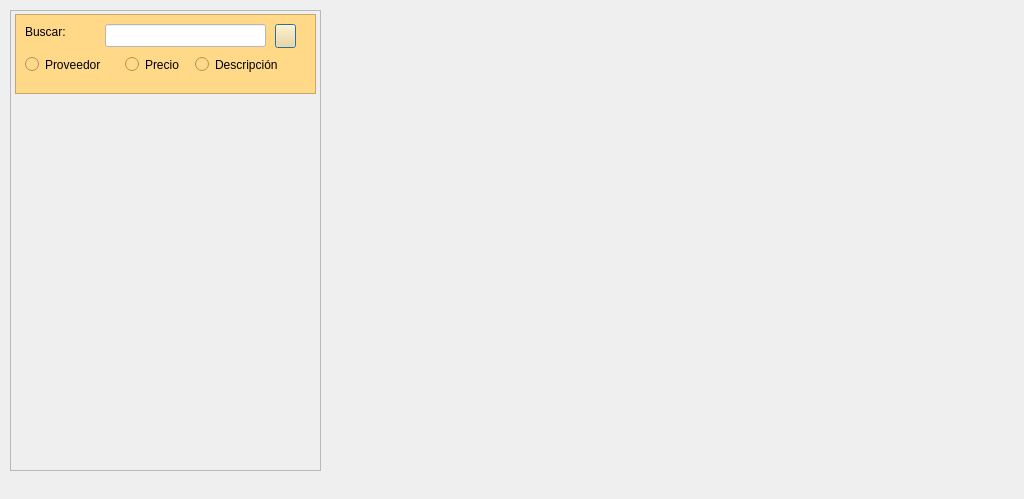
Old version of the form frmarticulos.ui in the repository arcnexus/RedFoX.
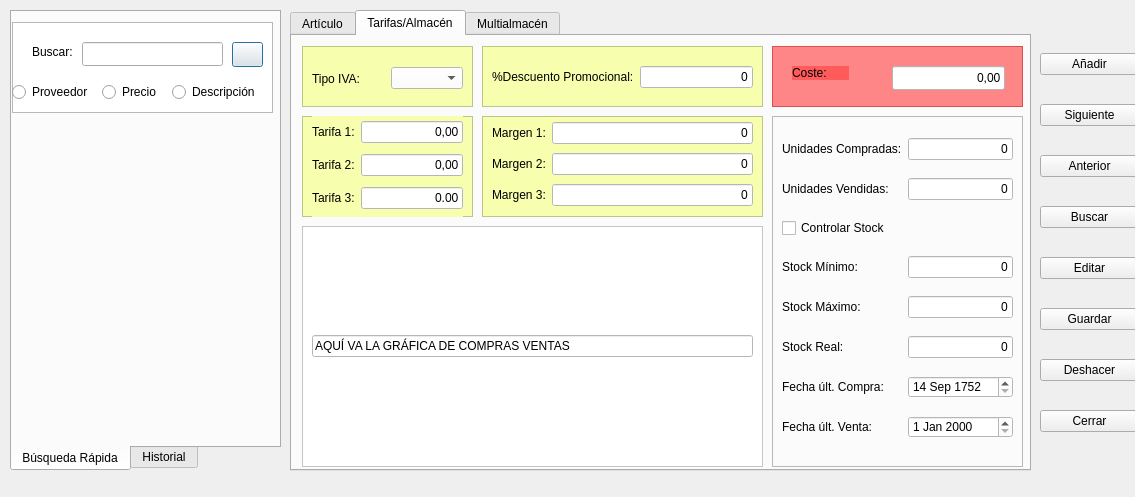
New version of the form. Icons and pictures are not drawn.

The edit to the form file:
```diff
--- a/frmarticulos.ui
+++ b/frmarticulos.ui
@@ -6,115 +6,89 @@
    <rect>
     <x>0</x>
     <y>0</y>
-    <width>1024</width>
-    <height>499</height>
+    <width>1135</width>
+    <height>497</height>
    </rect>
   </property>
   <property name="windowTitle">
-   <string>Dialog</string>
+   <string>Gestión de Artículos</string>
   </property>
-  <widget class="QFrame" name="frame">
+  <widget class="QTabWidget" name="tabWidget">
    <property name="geometry">
     <rect>
      <x>10</x>
      <y>10</y>
-     <width>311</width>
+     <width>271</width>
      <height>461</height>
     </rect>
    </property>
-   <property name="frameShape">
-    <enum>QFrame::StyledPanel</enum>
+   <property name="tabPosition">
+    <enum>QTabWidget::South</enum>
    </property>
-   <property name="frameShadow">
-    <enum>QFrame::Raised</enum>
+   <property name="currentIndex">
+    <number>0</number>
    </property>
-   <widget class="QFrame" name="frame_2">
-    <property name="geometry">
-     <rect>
-      <x>5</x>
-      <y>4</y>
-      <width>301</width>
-      <height>80</height>
-     </rect>
-    </property>
-    <property name="autoFillBackground">
-     <bool>true</bool>
-    </property>
-    <property name="styleSheet">
-     <string notr="true">background-color: rgb(255, 216, 136);</string>
-    </property>
-    <property name="frameShape">
-     <enum>QFrame::StyledPanel</enum>
-    </property>
-    <property name="frameShadow">
-     <enum>QFrame::Raised</enum>
-    </property>
-    <widget class="QLineEdit" name="lineEdit">
+   <widget class="QWidget" name="tab">
+    <attribute name="icon">
+     <iconset resource="terra.qrc">
+      <normaloff>:/Icons/PNG/search.png</normaloff>:/Icons/PNG/search.png</iconset>
+    </attribute>
+    <attribute name="title">
+     <string>Búsqueda Rápida</string>
+    </attribute>
+    <widget class="QTextEdit" name="textEdit">
      <property name="geometry">
       <rect>
-       <x>90</x>
+       <x>0</x>
        <y>10</y>
-       <width>161</width>
-       <height>23</height>
+       <width>261</width>
+       <height>91</height>
       </rect>
-     </property>
-     <property name="autoFillBackground">
-      <bool>false</bool>
-     </property>
-     <property name="styleSheet">
-      <string notr="true">background-color: rgb(255, 255, 255);</string>
-     </property>
-    </widget>
-    <widget class="QLabel" name="label">
-     <property name="geometry">
-      <rect>
-       <x>10</x>
-       <y>10</y>
-       <width>54</width>
-       <height>15</height>
-      </rect>
-     </property>
-     <property name="text">
-      <string>Buscar:</string>
-     </property>
-    </widget>
-    <widget class="QPushButton" name="pushButton">
-     <property name="geometry">
-      <rect>
-       <x>260</x>
-       <y>10</y>
-       <width>21</width>
-       <height>24</height>
-      </rect>
-     </property>
-     <property name="text">
-      <string/>
-     </property>
-     <property name="icon">
-      <iconset resource="terra.qrc">
-       <normaloff>:/Icons/PNG/search.png</normaloff>:/Icons/PNG/search.png</iconset>
      </property>
     </widget>
     <widget class="QRadioButton" name="radioButton">
      <property name="geometry">
       <rect>
-       <x>10</x>
-       <y>40</y>
-       <width>95</width>
-       <height>21</height>
+       <x>0</x>
+       <y>70</y>
+       <width>100</width>
+       <height>20</height>
       </rect>
      </property>
      <property name="text">
       <string>Proveedor</string>
      </property>
     </widget>
+    <widget class="QLabel" name="label">
+     <property name="geometry">
+      <rect>
+       <x>20</x>
+       <y>30</y>
+       <width>51</width>
+       <height>20</height>
+      </rect>
+     </property>
+     <property name="text">
+      <string>Buscar:</string>
+     </property>
+    </widget>
+    <widget class="QLineEdit" name="lineEdit">
+     <property name="geometry">
+      <rect>
+       <x>70</x>
+       <y>30</y>
+       <width>141</width>
+       <height>24</height>
+      </rect>
+     </property>
+    </widget>
     <widget class="QRadioButton" name="radioButton_2">
      <property name="geometry">
       <rect>
-       <x>110</x>
-       <y>40</y>
-       <width>95</width>
-       <height>21</height>
+       <x>90</x>
+       <y>70</y>
+       <width>100</width>
+       <height>20</height>
       </rect>
      </property>
      <property name="text">
@@ -124,17 +98,1194 @@
     <widget class="QRadioButton" name="radioButton_3">
      <property name="geometry">
       <rect>
-       <x>180</x>
-       <y>40</y>
-       <width>95</width>
-       <height>21</height>
+       <x>160</x>
+       <y>70</y>
+       <width>100</width>
+       <height>20</height>
       </rect>
      </property>
      <property name="text">
       <string>Descripción</string>
      </property>
     </widget>
+    <widget class="QPushButton" name="pushButton">
+     <property name="geometry">
+      <rect>
+       <x>220</x>
+       <y>30</y>
+       <width>31</width>
+       <height>25</height>
+      </rect>
+     </property>
+     <property name="icon">
+      <iconset resource="terra.qrc">
+       <normaloff>:/Icons/PNG/search.png</normaloff>:/Icons/PNG/search.png</iconset>
+     </property>
+    </widget>
    </widget>
+   <widget class="QWidget" name="tab_2">
+    <attribute name="title">
+     <string>Historial</string>
+    </attribute>
+   </widget>
+  </widget>
+  <widget class="QTabWidget" name="tabWidget_2">
+   <property name="geometry">
+    <rect>
+     <x>290</x>
+     <y>10</y>
+     <width>741</width>
+     <height>461</height>
+    </rect>
+   </property>
+   <property name="currentIndex">
+    <number>1</number>
+   </property>
+   <widget class="QWidget" name="tab_3">
+    <attribute name="title">
+     <string>Artículo</string>
+    </attribute>
+    <widget class="QLabel" name="label_2">
+     <property name="geometry">
+      <rect>
+       <x>0</x>
+       <y>0</y>
+       <width>51</width>
+       <height>16</height>
+      </rect>
+     </property>
+     <property name="text">
+      <string>Código:</string>
+     </property>
+    </widget>
+    <widget class="QLineEdit" name="lineEdit_2">
+     <property name="geometry">
+      <rect>
+       <x>50</x>
+       <y>0</y>
+       <width>151</width>
+       <height>24</height>
+      </rect>
+     </property>
+    </widget>
+    <widget class="QLineEdit" name="lineEdit_3">
+     <property name="geometry">
+      <rect>
+       <x>300</x>
+       <y>0</y>
+       <width>131</width>
+       <height>24</height>
+      </rect>
+     </property>
+    </widget>
+    <widget class="QLabel" name="label_3">
+     <property name="geometry">
+      <rect>
+       <x>210</x>
+       <y>0</y>
+       <width>81</width>
+       <height>20</height>
+      </rect>
+     </property>
+     <property name="text">
+      <string>Código EAN:</string>
+     </property>
+    </widget>
+    <widget class="QLabel" name="label_4">
+     <property name="geometry">
+      <rect>
+       <x>430</x>
+       <y>0</y>
+       <width>141</width>
+       <height>16</height>
+      </rect>
+     </property>
+     <property name="text">
+      <string>Código en Proveedor:</string>
+     </property>
+    </widget>
+    <widget class="QLineEdit" name="lineEdit_4">
+     <property name="geometry">
+      <rect>
+       <x>570</x>
+       <y>0</y>
+       <width>121</width>
+       <height>24</height>
+      </rect>
+     </property>
+     <property name="text">
+      <string>0</string>
+     </property>
+     <property name="alignment">
+      <set>Qt::AlignRight|Qt::AlignTrailing|Qt::AlignVCenter</set>
+     </property>
+    </widget>
+    <widget class="QLabel" name="label_5">
+     <property name="geometry">
+      <rect>
+       <x>560</x>
+       <y>120</y>
+       <width>131</width>
+       <height>111</height>
+      </rect>
+     </property>
+     <property name="text">
+      <string/>
+     </property>
+     <property name="pixmap">
+      <pixmap resource="terra.qrc">:/Icons/PNG/paquete.png</pixmap>
+     </property>
+    </widget>
+    <widget class="QLabel" name="label_6">
+     <property name="geometry">
+      <rect>
+       <x>0</x>
+       <y>30</y>
+       <width>81</width>
+       <height>16</height>
+      </rect>
+     </property>
+     <property name="text">
+      <string>Descripción:</string>
+     </property>
+    </widget>
+    <widget class="QLineEdit" name="lineEdit_5">
+     <property name="geometry">
+      <rect>
+       <x>160</x>
+       <y>30</y>
+       <width>531</width>
+       <height>24</height>
+      </rect>
+     </property>
+    </widget>
+    <widget class="QLabel" name="label_7">
+     <property name="geometry">
+      <rect>
+       <x>0</x>
+       <y>60</y>
+       <width>151</width>
+       <height>16</height>
+      </rect>
+     </property>
+     <property name="text">
+      <string>Descripción Resumida:</string>
+     </property>
+    </widget>
+    <widget class="QLabel" name="label_8">
+     <property name="geometry">
+      <rect>
+       <x>0</x>
+       <y>90</y>
+       <width>131</width>
+       <height>16</height>
+      </rect>
+     </property>
+     <property name="text">
+      <string>Proveedor Habitual:</string>
+     </property>
+    </widget>
+    <widget class="QLineEdit" name="lineEdit_6">
+     <property name="geometry">
+      <rect>
+       <x>160</x>
+       <y>60</y>
+       <width>531</width>
+       <height>24</height>
+      </rect>
+     </property>
+    </widget>
+    <widget class="QLineEdit" name="lineEdit_7">
+     <property name="geometry">
+      <rect>
+       <x>160</x>
+       <y>90</y>
+       <width>531</width>
+       <height>24</height>
+      </rect>
+     </property>
+    </widget>
+    <widget class="QFrame" name="frame">
+     <property name="geometry">
+      <rect>
+       <x>10</x>
+       <y>120</y>
+       <width>421</width>
+       <height>111</height>
+      </rect>
+     </property>
+     <property name="styleSheet">
+      <string notr="true">background-color: rgb(181, 181, 0);</string>
+     </property>
+     <property name="frameShape">
+      <enum>QFrame::StyledPanel</enum>
+     </property>
+     <property name="frameShadow">
+      <enum>QFrame::Raised</enum>
+     </property>
+     <widget class="QLabel" name="label_9">
+      <property name="geometry">
+       <rect>
+        <x>10</x>
+        <y>10</y>
+        <width>57</width>
+        <height>14</height>
+       </rect>
+      </property>
+      <property name="text">
+       <string>Sección:</string>
+      </property>
+     </widget>
+     <widget class="QLabel" name="label_10">
+      <property name="geometry">
+       <rect>
+        <x>10</x>
+        <y>40</y>
+        <width>57</width>
+        <height>14</height>
+       </rect>
+      </property>
+      <property name="text">
+       <string>Familia:</string>
+      </property>
+     </widget>
+     <widget class="QLabel" name="label_11">
+      <property name="geometry">
+       <rect>
+        <x>10</x>
+        <y>70</y>
+        <width>71</width>
+        <height>16</height>
+       </rect>
+      </property>
+      <property name="text">
+       <string>Subfamilia:</string>
+      </property>
+     </widget>
+     <widget class="QLineEdit" name="lineEdit_8">
+      <property name="geometry">
+       <rect>
+        <x>90</x>
+        <y>10</y>
+        <width>41</width>
+        <height>24</height>
+       </rect>
+      </property>
+      <property name="styleSheet">
+       <string notr="true">background-color: rgb(255, 255, 255);</string>
+      </property>
+      <property name="text">
+       <string/>
+      </property>
+     </widget>
+     <widget class="QLineEdit" name="lineEdit_10">
+      <property name="geometry">
+       <rect>
+        <x>90</x>
+        <y>70</y>
+        <width>41</width>
+        <height>24</height>
+       </rect>
+      </property>
+      <property name="styleSheet">
+       <string notr="true">background-color: rgb(255, 255, 255);</string>
+      </property>
+     </widget>
+     <widget class="QLineEdit" name="lineEdit_9">
+      <property name="geometry">
+       <rect>
+        <x>90</x>
+        <y>40</y>
+        <width>41</width>
+        <height>24</height>
+       </rect>
+      </property>
+      <property name="styleSheet">
+       <string notr="true">background-color: rgb(255, 255, 255);</string>
+      </property>
+     </widget>
+     <widget class="QLineEdit" name="lineEdit_11">
+      <property name="geometry">
+       <rect>
+        <x>140</x>
+        <y>10</y>
+        <width>271</width>
+        <height>24</height>
+       </rect>
+      </property>
+      <property name="styleSheet">
+       <string notr="true">background-color: rgb(255, 255, 255);</string>
+      </property>
+     </widget>
+     <widget class="QLineEdit" name="lineEdit_12">
+      <property name="geometry">
+       <rect>
+        <x>140</x>
+        <y>40</y>
+        <width>271</width>
+        <height>24</height>
+       </rect>
+      </property>
+      <property name="styleSheet">
+       <string notr="true">background-color: rgb(255, 255, 255);</string>
+      </property>
+     </widget>
+     <widget class="QLineEdit" name="lineEdit_13">
+      <property name="geometry">
+       <rect>
+        <x>140</x>
+        <y>70</y>
+        <width>271</width>
+        <height>24</height>
+       </rect>
+      </property>
+      <property name="styleSheet">
+       <string notr="true">background-color: rgb(255, 255, 255);</string>
+      </property>
+     </widget>
+    </widget>
+    <widget class="QFrame" name="frame_2">
+     <property name="geometry">
+      <rect>
+       <x>440</x>
+       <y>120</y>
+       <width>121</width>
+       <height>111</height>
+      </rect>
+     </property>
+     <property name="styleSheet">
+      <string notr="true">background-color: rgb(170, 170, 0);</string>
+     </property>
+     <property name="frameShape">
+      <enum>QFrame::StyledPanel</enum>
+     </property>
+     <property name="frameShadow">
+      <enum>QFrame::Raised</enum>
+     </property>
+     <widget class="QLabel" name="label_12">
+      <property name="geometry">
+       <rect>
+        <x>10</x>
+        <y>30</y>
+        <width>31</width>
+        <height>16</height>
+       </rect>
+      </property>
+      <property name="text">
+       <string>PVP:</string>
+      </property>
+     </widget>
+     <widget class="QLabel" name="label_13">
+      <property name="geometry">
+       <rect>
+        <x>10</x>
+        <y>60</y>
+        <width>41</width>
+        <height>16</height>
+       </rect>
+      </property>
+      <property name="text">
+       <string>Stock:</string>
+      </property>
+     </widget>
+     <widget class="QLineEdit" name="lineEdit_14">
+      <property name="geometry">
+       <rect>
+        <x>40</x>
+        <y>20</y>
+        <width>71</width>
+        <height>24</height>
+       </rect>
+      </property>
+      <property name="styleSheet">
+       <string notr="true">background-color: rgb(255, 255, 255);</string>
+      </property>
+     </widget>
+     <widget class="QLineEdit" name="lineEdit_15">
+      <property name="geometry">
+       <rect>
+        <x>50</x>
+        <y>50</y>
+        <width>61</width>
+        <height>24</height>
+       </rect>
+      </property>
+      <property name="styleSheet">
+       <string notr="true">background-color: rgb(170, 170, 0);
+background-color: rgb(255, 255, 255);</string>
+      </property>
+     </widget>
+    </widget>
+    <widget class="QLabel" name="label_14">
+     <property name="geometry">
+      <rect>
+       <x>570</x>
+       <y>240</y>
+       <width>121</width>
+       <height>20</height>
+      </rect>
+     </property>
+     <property name="styleSheet">
+      <string notr="true">background-color: rgb(170, 170, 0);</string>
+     </property>
+     <property name="text">
+      <string>Cambiar Imagen,..,,</string>
+     </property>
+    </widget>
+    <widget class="QComboBox" name="comboBox">
+     <property name="geometry">
+      <rect>
+       <x>74</x>
+       <y>250</y>
+       <width>121</width>
+       <height>24</height>
+      </rect>
+     </property>
+    </widget>
+    <widget class="QComboBox" name="comboBox_2">
+     <property name="geometry">
+      <rect>
+       <x>74</x>
+       <y>280</y>
+       <width>121</width>
+       <height>24</height>
+      </rect>
+     </property>
+    </widget>
+    <widget class="QComboBox" name="comboBox_3">
+     <property name="geometry">
+      <rect>
+       <x>74</x>
+       <y>310</y>
+       <width>121</width>
+       <height>24</height>
+      </rect>
+     </property>
+    </widget>
+    <widget class="QLabel" name="label_15">
+     <property name="geometry">
+      <rect>
+       <x>10</x>
+       <y>250</y>
+       <width>57</width>
+       <height>14</height>
+      </rect>
+     </property>
+     <property name="text">
+      <string>Modelo:</string>
+     </property>
+    </widget>
+    <widget class="QLabel" name="label_16">
+     <property name="geometry">
+      <rect>
+       <x>10</x>
+       <y>280</y>
+       <width>57</width>
+       <height>14</height>
+      </rect>
+     </property>
+     <property name="text">
+      <string>Talla:</string>
+     </property>
+    </widget>
+    <widget class="QLabel" name="label_17">
+     <property name="geometry">
+      <rect>
+       <x>10</x>
+       <y>310</y>
+       <width>57</width>
+       <height>14</height>
+      </rect>
+     </property>
+     <property name="text">
+      <string>Color:</string>
+     </property>
+    </widget>
+    <widget class="QTextEdit" name="textEdit_2">
+     <property name="geometry">
+      <rect>
+       <x>200</x>
+       <y>240</y>
+       <width>361</width>
+       <height>191</height>
+      </rect>
+     </property>
+    </widget>
+    <widget class="QLabel" name="label_18">
+     <property name="geometry">
+      <rect>
+       <x>210</x>
+       <y>250</y>
+       <width>91</width>
+       <height>16</height>
+      </rect>
+     </property>
+     <property name="text">
+      <string>Comentarios:</string>
+     </property>
+    </widget>
+    <widget class="QTextEdit" name="textEdit_3">
+     <property name="geometry">
+      <rect>
+       <x>210</x>
+       <y>270</y>
+       <width>341</width>
+       <height>151</height>
+      </rect>
+     </property>
+    </widget>
+   </widget>
+   <widget class="QWidget" name="tab_4">
+    <attribute name="title">
+     <string>Tarifas/Almacén</string>
+    </attribute>
+    <widget class="QFrame" name="frame_3">
+     <property name="geometry">
+      <rect>
+       <x>10</x>
+       <y>10</y>
+       <width>171</width>
+       <height>61</height>
+      </rect>
+     </property>
+     <property name="styleSheet">
+      <string notr="true">background-color: rgb(247, 255, 175);</string>
+     </property>
+     <property name="frameShape">
+      <enum>QFrame::StyledPanel</enum>
+     </property>
+     <property name="frameShadow">
+      <enum>QFrame::Raised</enum>
+     </property>
+     <widget class="QWidget" name="">
+      <property name="geometry">
+       <rect>
+        <x>10</x>
+        <y>20</y>
+        <width>151</width>
+        <height>25</height>
+       </rect>
+      </property>
+      <layout class="QHBoxLayout" name="horizontalLayout">
+       <item>
+        <widget class="QLabel" name="label_19">
+         <property name="text">
+          <string>Tipo IVA:</string>
+         </property>
+        </widget>
+       </item>
+       <item>
+        <widget class="QComboBox" name="comboBox_4">
+         <property name="styleSheet">
+          <string notr="true">background-color: rgb(255, 255, 255);</string>
+         </property>
+        </widget>
+       </item>
+      </layout>
+     </widget>
+    </widget>
+    <widget class="QFrame" name="frame_4">
+     <property name="geometry">
+      <rect>
+       <x>10</x>
+       <y>80</y>
+       <width>171</width>
+       <height>101</height>
+      </rect>
+     </property>
+     <property name="styleSheet">
+      <string notr="true">background-color: rgb(247, 255, 175);</string>
+     </property>
+     <property name="frameShape">
+      <enum>QFrame::StyledPanel</enum>
+     </property>
+     <property name="frameShadow">
+      <enum>QFrame::Raised</enum>
+     </property>
+     <widget class="QWidget" name="">
+      <property name="geometry">
+       <rect>
+        <x>10</x>
+        <y>0</y>
+        <width>151</width>
+        <height>101</height>
+       </rect>
+      </property>
+      <layout class="QGridLayout" name="gridLayout">
+       <item row="0" column="0">
+        <widget class="QLabel" name="label_21">
+         <property name="text">
+          <string>Tarifa 1:</string>
+         </property>
+        </widget>
+       </item>
+       <item row="0" column="1">
+        <widget class="QLineEdit" name="lineEdit_18">
+         <property name="styleSheet">
+          <string notr="true">background-color: rgb(255, 255, 255);</string>
+         </property>
+         <property name="text">
+          <string>0,00</string>
+         </property>
+         <property name="alignment">
+          <set>Qt::AlignRight|Qt::AlignTrailing|Qt::AlignVCenter</set>
+         </property>
+        </widget>
+       </item>
+       <item row="1" column="0">
+        <widget class="QLabel" name="label_22">
+         <property name="text">
+          <string>Tarifa 2:</string>
+         </property>
+        </widget>
+       </item>
+       <item row="1" column="1">
+        <widget class="QLineEdit" name="lineEdit_19">
+         <property name="styleSheet">
+          <string notr="true">background-color: rgb(255, 255, 255);</string>
+         </property>
+         <property name="text">
+          <string>0,00</string>
+         </property>
+         <property name="alignment">
+          <set>Qt::AlignRight|Qt::AlignTrailing|Qt::AlignVCenter</set>
+         </property>
+        </widget>
+       </item>
+       <item row="2" column="0">
+        <widget class="QLabel" name="label_23">
+         <property name="text">
+          <string>Tarifa 3:</string>
+         </property>
+        </widget>
+       </item>
+       <item row="2" column="1">
+        <widget class="QLineEdit" name="lineEdit_20">
+         <property name="styleSheet">
+          <string notr="true">background-color: rgb(255, 255, 255);</string>
+         </property>
+         <property name="text">
+          <string>0.00</string>
+         </property>
+         <property name="alignment">
+          <set>Qt::AlignRight|Qt::AlignTrailing|Qt::AlignVCenter</set>
+         </property>
+        </widget>
+       </item>
+      </layout>
+     </widget>
+    </widget>
+    <widget class="QFrame" name="frame_5">
+     <property name="geometry">
+      <rect>
+       <x>190</x>
+       <y>10</y>
+       <width>281</width>
+       <height>61</height>
+      </rect>
+     </property>
+     <property name="styleSheet">
+      <string notr="true">background-color: rgb(247, 255, 175);</string>
+     </property>
+     <property name="frameShape">
+      <enum>QFrame::StyledPanel</enum>
+     </property>
+     <property name="frameShadow">
+      <enum>QFrame::Raised</enum>
+     </property>
+     <widget class="QWidget" name="">
+      <property name="geometry">
+       <rect>
+        <x>10</x>
+        <y>20</y>
+        <width>261</width>
+        <height>22</height>
+       </rect>
+      </property>
+      <layout class="QHBoxLayout" name="horizontalLayout_2">
+       <item>
+        <widget class="QLabel" name="label_20">
+         <property name="text">
+          <string>%Descuento Promocional:</string>
+         </property>
+        </widget>
+       </item>
+       <item>
+        <widget class="QLineEdit" name="lineEdit_17">
+         <property name="styleSheet">
+          <string notr="true">background-color: rgb(255, 255, 255);</string>
+         </property>
+         <property name="text">
+          <string>0</string>
+         </property>
+         <property name="alignment">
+          <set>Qt::AlignRight|Qt::AlignTrailing|Qt::AlignVCenter</set>
+         </property>
+        </widget>
+       </item>
+      </layout>
+     </widget>
+    </widget>
+    <widget class="QFrame" name="frame_6">
+     <property name="geometry">
+      <rect>
+       <x>190</x>
+       <y>80</y>
+       <width>281</width>
+       <height>101</height>
+      </rect>
+     </property>
+     <property name="styleSheet">
+      <string notr="true">background-color: rgb(247, 255, 175);</string>
+     </property>
+     <property name="frameShape">
+      <enum>QFrame::StyledPanel</enum>
+     </property>
+     <property name="frameShadow">
+      <enum>QFrame::Raised</enum>
+     </property>
+     <widget class="QWidget" name="">
+      <property name="geometry">
+       <rect>
+        <x>10</x>
+        <y>3</y>
+        <width>261</width>
+        <height>91</height>
+       </rect>
+      </property>
+      <layout class="QGridLayout" name="gridLayout_2">
+       <item row="0" column="0">
+        <widget class="QLabel" name="label_24">
+         <property name="text">
+          <string>Margen 1:</string>
+         </property>
+        </widget>
+       </item>
+       <item row="0" column="1">
+        <widget class="QLineEdit" name="lineEdit_21">
+         <property name="styleSheet">
+          <string notr="true">background-color: rgb(255, 255, 255);
+background-color: rgb(255, 255, 255);</string>
+         </property>
+         <property name="text">
+          <string>0</string>
+         </property>
+         <property name="alignment">
+          <set>Qt::AlignRight|Qt::AlignTrailing|Qt::AlignVCenter</set>
+         </property>
+        </widget>
+       </item>
+       <item row="1" column="0">
+        <widget class="QLabel" name="label_25">
+         <property name="text">
+          <string>Margen 2:</string>
+         </property>
+        </widget>
+       </item>
+       <item row="1" column="1">
+        <widget class="QLineEdit" name="lineEdit_22">
+         <property name="styleSheet">
+          <string notr="true">background-color: rgb(255, 255, 255);</string>
+         </property>
+         <property name="text">
+          <string>0</string>
+         </property>
+         <property name="alignment">
+          <set>Qt::AlignRight|Qt::AlignTrailing|Qt::AlignVCenter</set>
+         </property>
+        </widget>
+       </item>
+       <item row="2" column="0">
+        <widget class="QLabel" name="label_26">
+         <property name="text">
+          <string>Margen 3:</string>
+         </property>
+        </widget>
+       </item>
+       <item row="2" column="1">
+        <widget class="QLineEdit" name="lineEdit_23">
+         <property name="styleSheet">
+          <string notr="true">background-color: rgb(255, 255, 255);</string>
+         </property>
+         <property name="text">
+          <string>0</string>
+         </property>
+         <property name="alignment">
+          <set>Qt::AlignRight|Qt::AlignTrailing|Qt::AlignVCenter</set>
+         </property>
+        </widget>
+       </item>
+      </layout>
+     </widget>
+    </widget>
+    <widget class="QFrame" name="frame_7">
+     <property name="geometry">
+      <rect>
+       <x>480</x>
+       <y>10</y>
+       <width>251</width>
+       <height>61</height>
+      </rect>
+     </property>
+     <property name="styleSheet">
+      <string notr="true">background-color: rgba(255, 67, 67, 163);</string>
+     </property>
+     <property name="frameShape">
+      <enum>QFrame::StyledPanel</enum>
+     </property>
+     <property name="frameShadow">
+      <enum>QFrame::Raised</enum>
+     </property>
+     <widget class="QLineEdit" name="lineEdit_24">
+      <property name="geometry">
+       <rect>
+        <x>120</x>
+        <y>20</y>
+        <width>113</width>
+        <height>24</height>
+       </rect>
+      </property>
+      <property name="styleSheet">
+       <string notr="true">background-color: rgb(255, 255, 255);</string>
+      </property>
+      <property name="text">
+       <string>0,00</string>
+      </property>
+      <property name="alignment">
+       <set>Qt::AlignRight|Qt::AlignTrailing|Qt::AlignVCenter</set>
+      </property>
+     </widget>
+     <widget class="QLabel" name="label_27">
+      <property name="geometry">
+       <rect>
+        <x>20</x>
+        <y>20</y>
+        <width>57</width>
+        <height>14</height>
+       </rect>
+      </property>
+      <property name="text">
+       <string>Coste:</string>
+      </property>
+     </widget>
+    </widget>
+    <widget class="QFrame" name="frame_8">
+     <property name="geometry">
+      <rect>
+       <x>480</x>
+       <y>80</y>
+       <width>251</width>
+       <height>351</height>
+      </rect>
+     </property>
+     <property name="styleSheet">
+      <string notr="true">
+</string>
+     </property>
+     <property name="frameShape">
+      <enum>QFrame::StyledPanel</enum>
+     </property>
+     <property name="frameShadow">
+      <enum>QFrame::Raised</enum>
+     </property>
+     <widget class="QWidget" name="">
+      <property name="geometry">
+       <rect>
+        <x>10</x>
+        <y>10</y>
+        <width>231</width>
+        <height>331</height>
+       </rect>
+      </property>
+      <layout class="QGridLayout" name="gridLayout_3">
+       <item row="0" column="0">
+        <widget class="QLabel" name="label_28">
+         <property name="text">
+          <string>Unidades Compradas:</string>
+         </property>
+        </widget>
+       </item>
+       <item row="0" column="1">
+        <widget class="QLineEdit" name="lineEdit_25">
+         <property name="styleSheet">
+          <string notr="true">background-color: rgb(255, 255, 255);</string>
+         </property>
+         <property name="text">
+          <string>0</string>
+         </property>
+         <property name="alignment">
+          <set>Qt::AlignRight|Qt::AlignTrailing|Qt::AlignVCenter</set>
+         </property>
+        </widget>
+       </item>
+       <item row="1" column="0">
+        <widget class="QLabel" name="label_29">
+         <property name="text">
+          <string>Unidades Vendidas:</string>
+         </property>
+        </widget>
+       </item>
+       <item row="1" column="1">
+        <widget class="QLineEdit" name="lineEdit_26">
+         <property name="styleSheet">
+          <string notr="true">background-color: rgb(255, 255, 255);</string>
+         </property>
+         <property name="text">
+          <string>0</string>
+         </property>
+         <property name="alignment">
+          <set>Qt::AlignRight|Qt::AlignTrailing|Qt::AlignVCenter</set>
+         </property>
+        </widget>
+       </item>
+       <item row="2" column="0">
+        <widget class="QCheckBox" name="checkBox">
+         <property name="autoFillBackground">
+          <bool>false</bool>
+         </property>
+         <property name="styleSheet">
+          <string notr="true"/>
+         </property>
+         <property name="text">
+          <string>Controlar Stock</string>
+         </property>
+        </widget>
+       </item>
+       <item row="3" column="0">
+        <widget class="QLabel" name="label_30">
+         <property name="autoFillBackground">
+          <bool>false</bool>
+         </property>
+         <property name="text">
+          <string>Stock Mínimo:</string>
+         </property>
+        </widget>
+       </item>
+       <item row="3" column="1">
+        <widget class="QLineEdit" name="lineEdit_27">
+         <property name="styleSheet">
+          <string notr="true">background-color: rgb(255, 255, 255);</string>
+         </property>
+         <property name="text">
+          <string>0</string>
+         </property>
+         <property name="alignment">
+          <set>Qt::AlignRight|Qt::AlignTrailing|Qt::AlignVCenter</set>
+         </property>
+        </widget>
+       </item>
+       <item row="4" column="0">
+        <widget class="QLabel" name="label_31">
+         <property name="text">
+          <string>Stock Máximo:</string>
+         </property>
+        </widget>
+       </item>
+       <item row="4" column="1">
+        <widget class="QLineEdit" name="lineEdit_28">
+         <property name="styleSheet">
+          <string notr="true">background-color: rgb(255, 255, 255);</string>
+         </property>
+         <property name="text">
+          <string>0</string>
+         </property>
+         <property name="alignment">
+          <set>Qt::AlignRight|Qt::AlignTrailing|Qt::AlignVCenter</set>
+         </property>
+        </widget>
+       </item>
+       <item row="5" column="0">
+        <widget class="QLabel" name="label_32">
+         <property name="text">
+          <string>Stock Real:</string>
+         </property>
+        </widget>
+       </item>
+       <item row="5" column="1">
+        <widget class="QLineEdit" name="lineEdit_29">
+         <property name="styleSheet">
+          <string notr="true">background-color: rgb(255, 255, 255);</string>
+         </property>
+         <property name="text">
+          <string>0</string>
+         </property>
+         <property name="alignment">
+          <set>Qt::AlignRight|Qt::AlignTrailing|Qt::AlignVCenter</set>
+         </property>
+        </widget>
+       </item>
+       <item row="6" column="0">
+        <widget class="QLabel" name="label_33">
+         <property name="text">
+          <string>Fecha últ. Compra:</string>
+         </property>
+        </widget>
+       </item>
+       <item row="6" column="1">
+        <widget class="QDateEdit" name="dateEdit">
+         <property name="styleSheet">
+          <string notr="true">background-color: rgb(255, 255, 255);</string>
+         </property>
+         <property name="date">
+          <date>
+           <year>1752</year>
+           <month>9</month>
+           <day>14</day>
+          </date>
+         </property>
+        </widget>
+       </item>
+       <item row="7" column="0">
+        <widget class="QLabel" name="label_34">
+         <property name="text">
+          <string>Fecha últ. Venta:</string>
+         </property>
+        </widget>
+       </item>
+       <item row="7" column="1">
+        <widget class="QDateEdit" name="dateEdit_2">
+         <property name="styleSheet">
+          <string notr="true">background-color: rgb(255, 255, 255);</string>
+         </property>
+        </widget>
+       </item>
+      </layout>
+     </widget>
+    </widget>
+    <widget class="QFrame" name="frame_9">
+     <property name="geometry">
+      <rect>
+       <x>10</x>
+       <y>190</y>
+       <width>461</width>
+       <height>241</height>
+      </rect>
+     </property>
+     <property name="styleSheet">
+      <string notr="true">background-color: rgb(255, 255, 255);</string>
+     </property>
+     <property name="frameShape">
+      <enum>QFrame::StyledPanel</enum>
+     </property>
+     <property name="frameShadow">
+      <enum>QFrame::Raised</enum>
+     </property>
+     <layout class="QGridLayout" name="gridLayout_4">
+      <item row="0" column="0">
+       <widget class="QLineEdit" name="lineEdit_16">
+        <property name="text">
+         <string>AQUÍ VA LA GRÁFICA DE COMPRAS VENTAS</string>
+        </property>
+       </widget>
+      </item>
+     </layout>
+    </widget>
+   </widget>
+   <widget class="QWidget" name="tab_5">
+    <attribute name="title">
+     <string>Multialmacén</string>
+    </attribute>
+   </widget>
+  </widget>
+  <widget class="QWidget" name="">
+   <property name="geometry">
+    <rect>
+     <x>1040</x>
+     <y>30</y>
+     <width>99</width>
+     <height>431</height>
+    </rect>
+   </property>
+   <layout class="QVBoxLayout" name="verticalLayout">
+    <item>
+     <widget class="QPushButton" name="pushButton_3">
+      <property name="text">
+       <string>Añadir</string>
+      </property>
+      <property name="icon">
+       <iconset resource="terra.qrc">
+        <normaloff>:/Icons/PNG/add.png</normaloff>:/Icons/PNG/add.png</iconset>
+      </property>
+     </widget>
+    </item>
+    <item>
+     <widget class="QPushButton" name="pushButton_4">
+      <property name="text">
+       <string>Siguiente</string>
+      </property>
+      <property name="icon">
+       <iconset resource="terra.qrc">
+        <normaloff>:/Icons/PNG/right.png</normaloff>:/Icons/PNG/right.png</iconset>
+      </property>
+     </widget>
+    </item>
+    <item>
+     <widget class="QPushButton" name="pushButton_5">
+      <property name="text">
+       <string>Anterior</string>
+      </property>
+      <property name="icon">
+       <iconset resource="terra.qrc">
+        <normaloff>:/Icons/PNG/left.png</normaloff>:/Icons/PNG/left.png</iconset>
+      </property>
+     </widget>
+    </item>
+    <item>
+     <widget class="QPushButton" name="pushButton_6">
+      <property name="text">
+       <string>Buscar</string>
+      </property>
+      <property name="icon">
+       <iconset resource="terra.qrc">
+        <normaloff>:/Icons/PNG/search.png</normaloff>:/Icons/PNG/search.png</iconset>
+      </property>
+     </widget>
+    </item>
+    <item>
+     <widget class="QPushButton" name="pushButton_7">
+      <property name="text">
+       <string>Editar</string>
+      </property>
+      <property name="icon">
+       <iconset resource="terra.qrc">
+        <normaloff>:/Icons/PNG/configuration.png</normaloff>:/Icons/PNG/configuration.png</iconset>
+      </property>
+     </widget>
+    </item>
+    <item>
+     <widget class="QPushButton" name="pushButton_8">
+      <property name="text">
+       <string>Guardar</string>
+      </property>
+      <property name="icon">
+       <iconset resource="terra.qrc">
+        <normaloff>:/Icons/PNG/datebase.png</normaloff>:/Icons/PNG/datebase.png</iconset>
+      </property>
+     </widget>
+    </item>
+    <item>
+     <widget class="QPushButton" name="pushButton_9">
+      <property name="text">
+       <string>Deshacer</string>
+      </property>
+      <property name="icon">
+       <iconset resource="terra.qrc">
+        <normaloff>:/Icons/PNG/refresh.png</normaloff>:/Icons/PNG/refresh.png</iconset>
+      </property>
+     </widget>
+    </item>
+    <item>
+     <widget class="QPushButton" name="pushButton_10">
+      <property name="text">
+       <string>Cerrar</string>
+      </property>
+      <property name="icon">
+       <iconset resource="terra.qrc">
+        <normaloff>:/Icons/PNG/alert.png</normaloff>:/Icons/PNG/alert.png</iconset>
+      </property>
+     </widget>
+    </item>
+   </layout>
   </widget>
  </widget>
  <resources>
```
